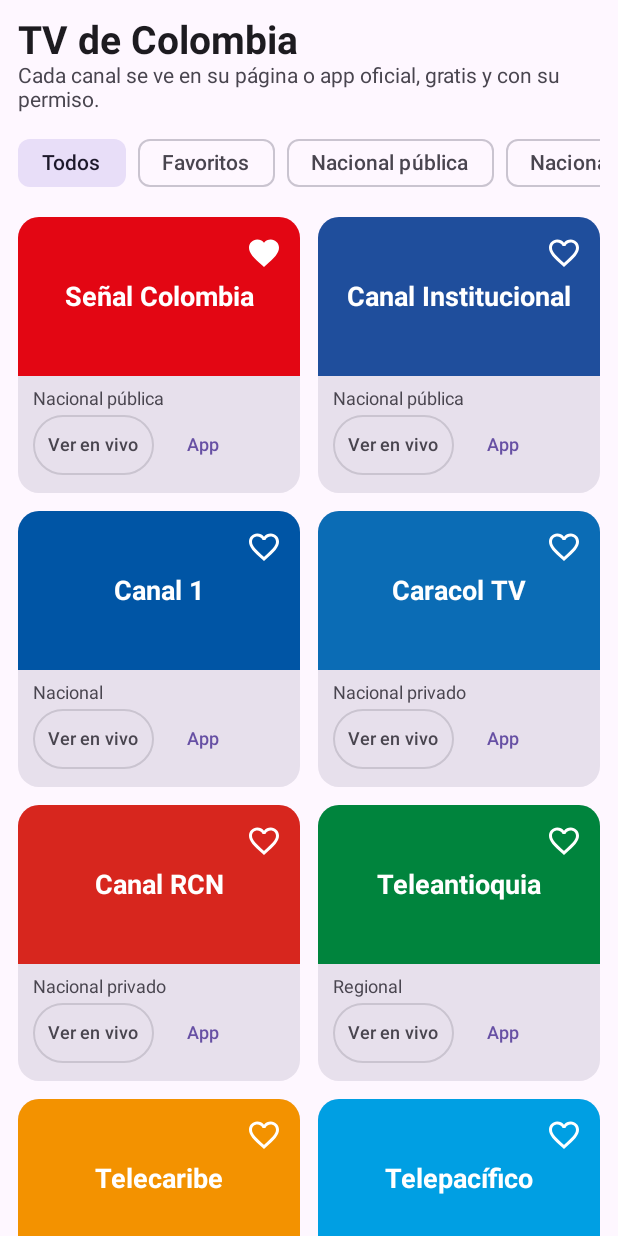
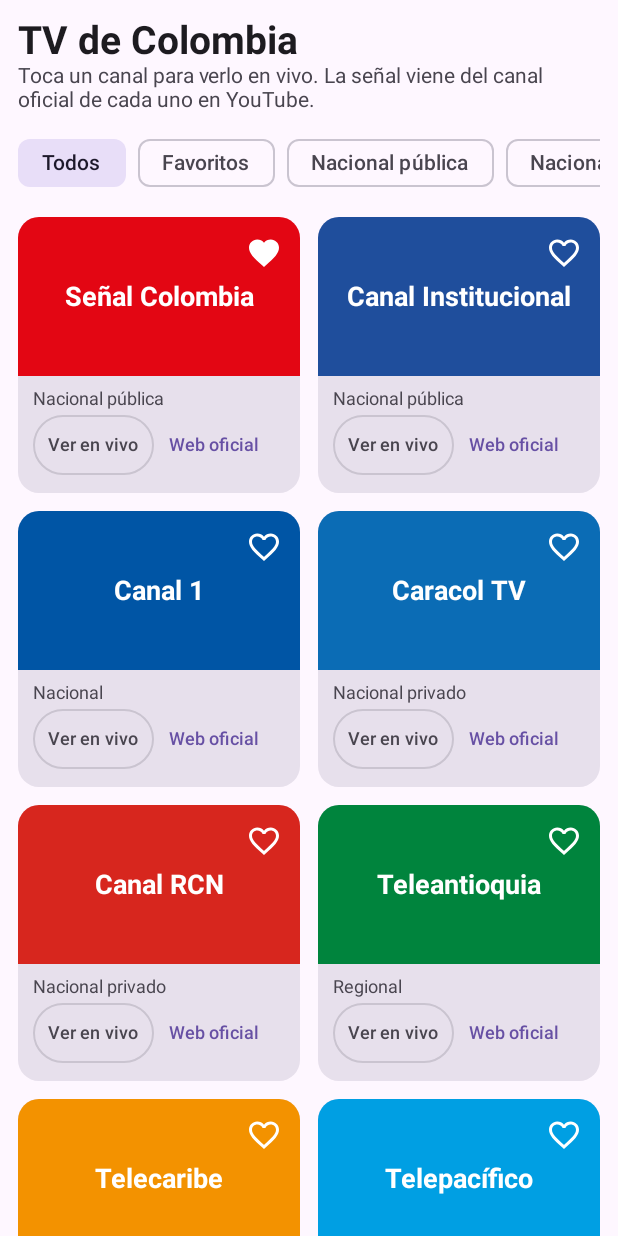
Before and after one commit to arcongel/pantalla-abierta, an Android app built with Jetpack Compose: the composable TvScreen shown on its own in the app's theme, on a phone screen of 412 x 824 dp. Run offline under Robolectric (Android 15) with nearby library versions, the phone set to English and light mode, and no system bars; pictures from the network do not load.

Commit message:
Update TvScreen.kt

```diff
--- a/app/src/main/java/co/pantallaabierta/app/ui/TvScreen.kt
+++ b/app/src/main/java/co/pantallaabierta/app/ui/TvScreen.kt
@@ -1,5 +1,7 @@
 package co.pantallaabierta.app.ui
 
+import android.content.Context
+import android.content.Intent
 import androidx.compose.foundation.background
 import androidx.compose.foundation.clickable
 import androidx.compose.foundation.layout.Arrangement
@@ -49,7 +51,7 @@ import androidx.compose.ui.unit.sp
 import co.pantallaabierta.app.data.Channel
 import co.pantallaabierta.app.data.ChannelRepository
 import co.pantallaabierta.app.data.Favorites
-import co.pantallaabierta.app.openOfficialApp
+import co.pantallaabierta.app.LivePlayerActivity
 import co.pantallaabierta.app.openOfficialSite
 
 private const val ALL = "Todos"
@@ -81,7 +83,7 @@ fun TvScreen() {
             Column {
                 Text("TV de Colombia", fontSize = 26.sp, fontWeight = FontWeight.Bold)
                 Text(
-                    "Cada canal se ve en su página o app oficial, gratis y con su permiso.",
+                    "Toca un canal para verlo en vivo. La señal viene del canal oficial de cada uno en YouTube.",
                     color = MaterialTheme.colorScheme.onSurfaceVariant,
                     fontSize = 14.sp,
                 )
@@ -107,8 +109,8 @@ fun TvScreen() {
                 channel = ch,
                 isFavorite = ch.id in favorites,
                 onToggleFavorite = { favorites = favoritesStore.toggle(ch.id) },
-                onWatch = { openOfficialSite(context, ch.url) },
-                onApp = { openOfficialApp(context, ch.storeQuery) },
+                onWatch = { watchLive(context, ch) },
+                onWeb = { openOfficialSite(context, ch.url) },
             )
         }
     }
@@ -120,7 +122,7 @@ private fun ChannelCard(
     isFavorite: Boolean,
     onToggleFavorite: () -> Unit,
     onWatch: () -> Unit,
-    onApp: () -> Unit,
+    onWeb: () -> Unit,
 ) {
     Card(
         shape = RoundedCornerShape(14.dp),
@@ -157,10 +159,23 @@ private fun ChannelCard(
                 OutlinedButton(onClick = onWatch, contentPadding = PaddingValues(horizontal = 10.dp)) {
                     Text("Ver en vivo", fontSize = 12.sp)
                 }
-                TextButton(onClick = onApp, contentPadding = PaddingValues(horizontal = 6.dp)) {
-                    Text("App", fontSize = 12.sp)
+                TextButton(onClick = onWeb, contentPadding = PaddingValues(horizontal = 6.dp)) {
+                    Text("Web oficial", fontSize = 12.sp)
                 }
             }
         }
     }
 }
+
+/** Abre la transmisión en vivo dentro de la app; si el canal no tiene YouTube oficial, abre su web. */
+private fun watchLive(context: Context, ch: Channel) {
+    if (ch.youtubeChannel.isBlank()) {
+        openOfficialSite(context, ch.url)
+        return
+    }
+    context.startActivity(
+        Intent(context, LivePlayerActivity::class.java)
+            .putExtra(LivePlayerActivity.EXTRA_CHANNEL_ID, ch.youtubeChannel)
+            .putExtra(LivePlayerActivity.EXTRA_NAME, ch.name),
+    )
+}
```
